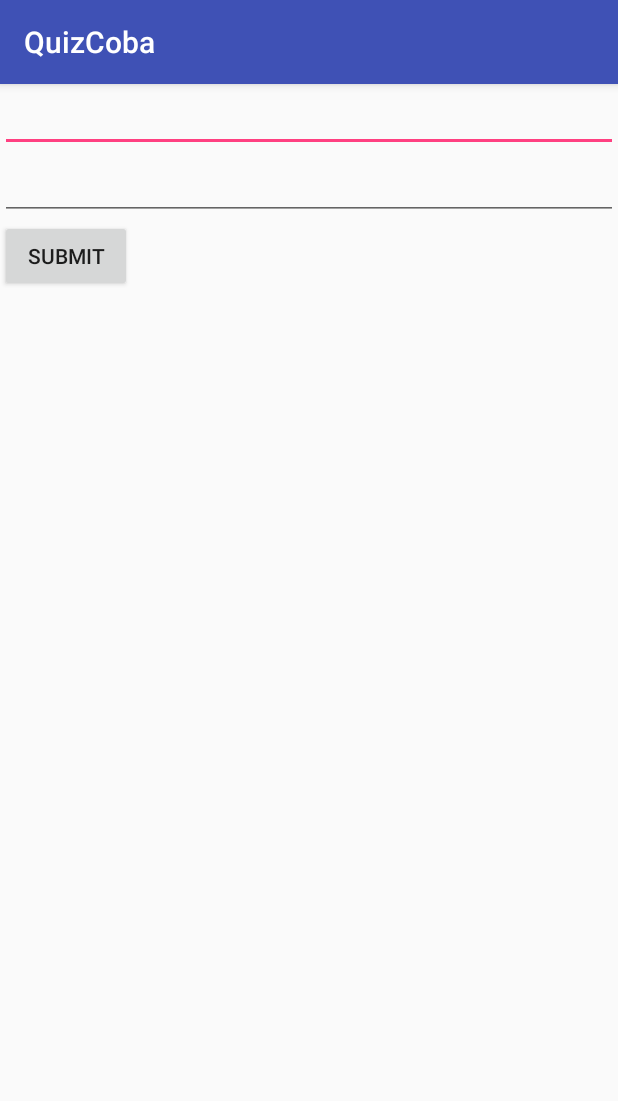
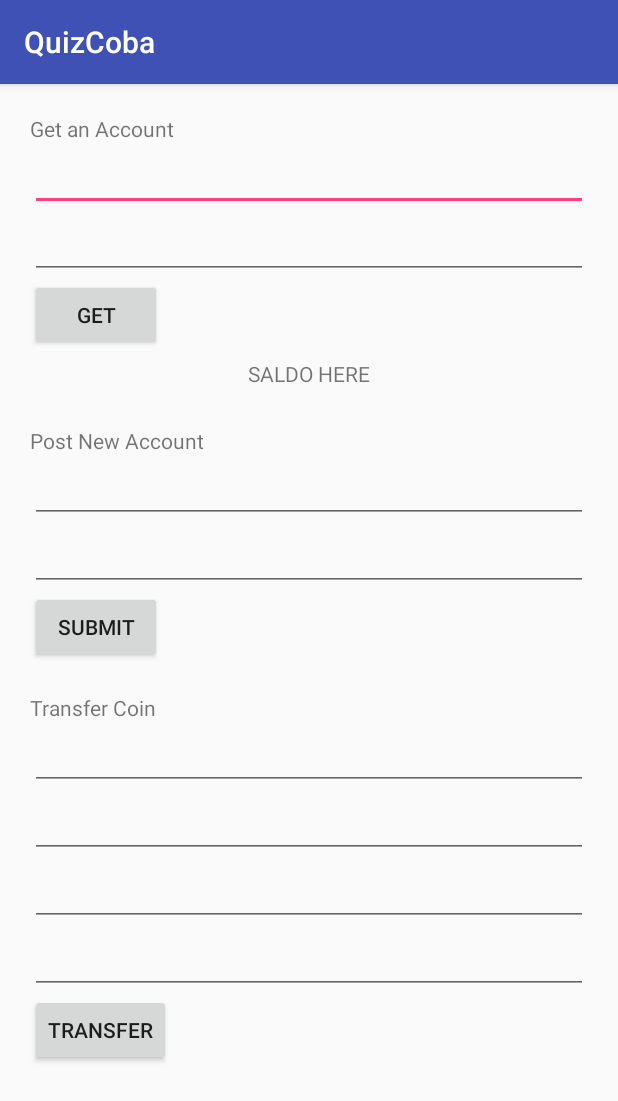
Before and after one commit to nugraharzk/QuizCoba, an Android app: the screen it shows after launch (MainActivity), on a phone screen of 412 x 824 dp. Shown: the top 1101 px of the screen. Run offline under Robolectric (Android 15) with nearby library versions, the phone set to English and light mode, and no system bars.

Commit message:
Complete App

```diff
--- a/app/src/main/java/id/quizcoba/ApiInterface.java
+++ b/app/src/main/java/id/quizcoba/ApiInterface.java
@@ -1,12 +1,19 @@
 package id.quizcoba;
 
 import retrofit2.Call;
+import retrofit2.http.GET;
 import retrofit2.http.POST;
 import retrofit2.http.Query;
 
 public interface ApiInterface {
 
+    @GET("cek_saldo")
+    Call<ModelResponse> getSaldo(@Query("id") String id, @Query("passwd") String passwd);
+
     @POST("buat_account")
     Call<Model> postAccount(@Query("id") String id, @Query("passwd") String passwd);
 
+    @POST("transfer_coin")
+    Call<Model> transferCoin(@Query("id") String id, @Query("passwd") String passwd, @Query("id_tujuan") String id_tujuan, @Query("jumlah") String jumlah);
+
 }
--- a/app/src/main/java/id/quizcoba/MainActivity.java
+++ b/app/src/main/java/id/quizcoba/MainActivity.java
@@ -7,6 +7,7 @@ import android.util.Log;
 import android.view.View;
 import android.widget.Button;
 import android.widget.EditText;
+import android.widget.TextView;
 import android.widget.Toast;
 
 import retrofit2.Call;
@@ -16,10 +17,12 @@ import retrofit2.Response;
 public class MainActivity extends AppCompatActivity {
 
     private static final String TAG = MainActivity.class.getSimpleName();
-    private EditText id, passwd;
-    private Button btnOk;
-    private String strId, strPass;
+    private EditText idGet, passGet, id, passwd, idDonor, passDonor, idRecipient, jumlah;
+    private Button btnGet, btnOk, btnTrans;
+    private TextView saldo;
+    private String strGetId, strGetPass, strId, strPass, strIdDonor, strPassDonor, strIdRecipient, strJumlah;
     private Context context;
+    private ModelResponse modelResponse;
 
     @Override
     protected void onCreate(Bundle savedInstanceState) {
@@ -27,11 +30,45 @@ public class MainActivity extends AppCompatActivity {
         setContentView(R.layout.activity_main);
 
         context = this;
+
+        idGet = findViewById(R.id.getid);
+        passGet = findViewById(R.id.getpass);
+        btnGet = findViewById(R.id.btnget);
+        saldo = findViewById(R.id.result);
+
         id = findViewById(R.id.id);
         passwd = findViewById(R.id.passwd);
         btnOk = findViewById(R.id.go);
 
+        idDonor = findViewById(R.id.iddonor);
+        passDonor = findViewById(R.id.passdonor);
+        idRecipient = findViewById(R.id.idrecipient);
+        jumlah = findViewById(R.id.jumlah);
+        btnTrans = findViewById(R.id.btnTrans);
+
         final ApiInterface apiClient = ApiClient.getClient().create(ApiInterface.class);
+
+        btnGet.setOnClickListener(new View.OnClickListener() {
+            @Override
+            public void onClick(View v) {
+                strGetId = idGet.getText().toString();
+                strGetPass = passGet.getText().toString();
+                Call<ModelResponse> call = apiClient.getSaldo(strGetId, strGetPass);
+                call.enqueue(new Callback<ModelResponse>() {
+                    @Override
+                    public void onResponse(Call<ModelResponse> call, Response<ModelResponse> response) {
+                        modelResponse = response.body();
+                        saldo.setText("Saldo Anda adalah : " + modelResponse.getSaldo());
+                    }
+
+                    @Override
+                    public void onFailure(Call<ModelResponse> call, Throwable t) {
+                        Log.d(TAG, "onFailure: " + t);
+                        Toast.makeText(context, "Isinya : " + t, Toast.LENGTH_SHORT).show();
+                    }
+                });
+            }
+        });
 
         btnOk.setOnClickListener(new View.OnClickListener() {
             @Override
@@ -56,5 +93,30 @@ public class MainActivity extends AppCompatActivity {
             }
         });
 
+        btnTrans.setOnClickListener(new View.OnClickListener() {
+            @Override
+            public void onClick(View v) {
+                strIdDonor = idDonor.getText().toString();
+                strPassDonor = passDonor.getText().toString();
+                strIdRecipient = idRecipient.getText().toString();
+                strJumlah = jumlah.getText().toString();
+
+                Call<Model> call = apiClient.transferCoin(strIdDonor, strPassDonor, strIdRecipient, strJumlah);
+                call.enqueue(new Callback<Model>() {
+                    @Override
+                    public void onResponse(Call<Model> call, Response<Model> response) {
+                        Log.d(TAG, "onResponse: " + response.body());
+                        Toast.makeText(context, "Isinya : " + response.body(), Toast.LENGTH_SHORT).show();
+                    }
+
+                    @Override
+                    public void onFailure(Call<Model> call, Throwable t) {
+                        Log.d(TAG, "onFailure: " + t);
+                        Toast.makeText(context, "Isinya : " + t, Toast.LENGTH_SHORT).show();
+                    }
+                });
+            }
+        });
+
     }
 }
--- a/app/src/main/res/layout/activity_main.xml
+++ b/app/src/main/res/layout/activity_main.xml
@@ -7,6 +7,51 @@
     android:layout_height="match_parent"
     android:orientation="vertical"
     tools:context=".MainActivity">
+
+    <ScrollView
+        android:layout_width="match_parent"
+        android:layout_height="match_parent">
+
+        <LinearLayout
+            android:orientation="vertical"
+            android:padding="20dp"
+            android:layout_width="match_parent"
+            android:layout_height="match_parent">
+
+            <TextView
+                android:text="Get an Account"
+                android:layout_width="wrap_content"
+                android:layout_height="wrap_content" />
+
+            <EditText
+                android:id="@+id/getid"
+                android:layout_width="match_parent"
+                android:layout_height="wrap_content" />
+
+            <EditText
+                android:id="@+id/getpass"
+                android:layout_width="match_parent"
+                android:layout_height="wrap_content" />
+
+            <Button
+                android:id="@+id/btnget"
+                android:text="GET"
+                android:layout_width="wrap_content"
+                android:layout_height="wrap_content" />
+
+            <TextView
+                android:id="@+id/result"
+                android:text="SALDO HERE"
+                android:padding="5dp"
+                android:gravity="center"
+                android:layout_width="match_parent"
+                android:layout_height="wrap_content" />
+
+            <TextView
+                android:layout_marginTop="20dp"
+                android:text="Post New Account"
+                android:layout_width="wrap_content"
+                android:layout_height="wrap_content" />
 
             <EditText
                 android:id="@+id/id"
@@ -24,4 +69,42 @@
                 android:layout_width="wrap_content"
                 android:layout_height="wrap_content" />
 
+            <TextView
+                android:layout_marginTop="20dp"
+                android:text="Transfer Coin"
+                android:layout_width="wrap_content"
+                android:layout_height="wrap_content" />
+
+            <EditText
+                android:id="@+id/iddonor"
+                android:layout_width="match_parent"
+                android:layout_height="wrap_content" />
+
+            <EditText
+                android:id="@+id/passdonor"
+                android:layout_width="match_parent"
+                android:layout_height="wrap_content" />
+
+            <EditText
+                android:id="@+id/idrecipient"
+                android:layout_width="match_parent"
+                android:layout_height="wrap_content" />
+
+            <EditText
+                android:id="@+id/jumlah"
+                android:layout_width="match_parent"
+                android:layout_height="wrap_content" />
+
+            <Button
+                android:text="Transfer"
+                android:id="@+id/btnTrans"
+                android:layout_width="wrap_content"
+                android:layout_height="wrap_content" />
+
         </LinearLayout>
+
+    </ScrollView>
+
+
+
+</LinearLayout>
```
Also changed, not shown: app/src/main/java/id/quizcoba/ModelResponse.java (added, +30 -0 lines). Lines whose indentation alone changed are shown as unchanged.
